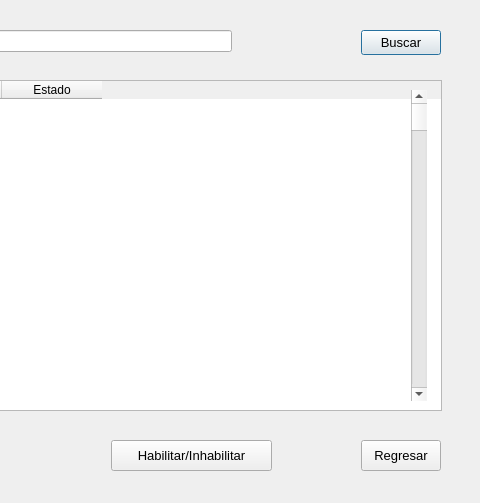
Before: the Qt Designer form PAF_GUI/PAF_GRAFICA/gui/gestionarlocal.ui in JMOrbegoso/USS-2021-II-PP, drawn with Qt 5; both pictures show x 339 to 819 and y 0 to 503 of the 819 by 503 pixel window.
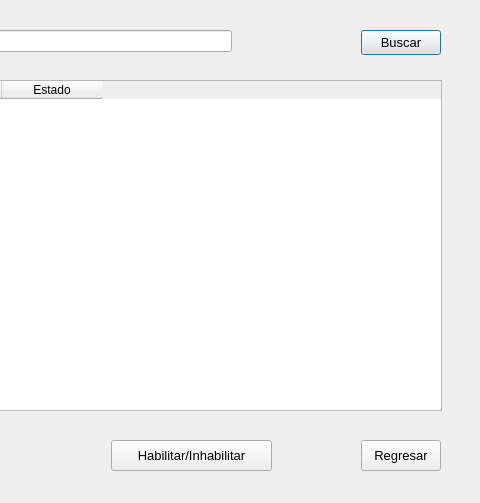
After: the same form once the commit is applied.

Commit message: estado del local

Patch:
```diff
--- a/PAF_GUI/PAF_GRAFICA/gui/gestionarlocal.ui
+++ b/PAF_GUI/PAF_GRAFICA/gui/gestionarlocal.ui
@@ -160,19 +160,6 @@
     </property>
    </column>
   </widget>
-  <widget class="QScrollBar" name="verticalScrollBar">
-   <property name="geometry">
-    <rect>
-     <x>750</x>
-     <y>90</y>
-     <width>16</width>
-     <height>311</height>
-    </rect>
-   </property>
-   <property name="orientation">
-    <enum>Qt::Vertical</enum>
-   </property>
-  </widget>
  </widget>
  <tabstops>
   <tabstop>buscarLocalTxt</tabstop>
```
The commit also changes 1 other file.
